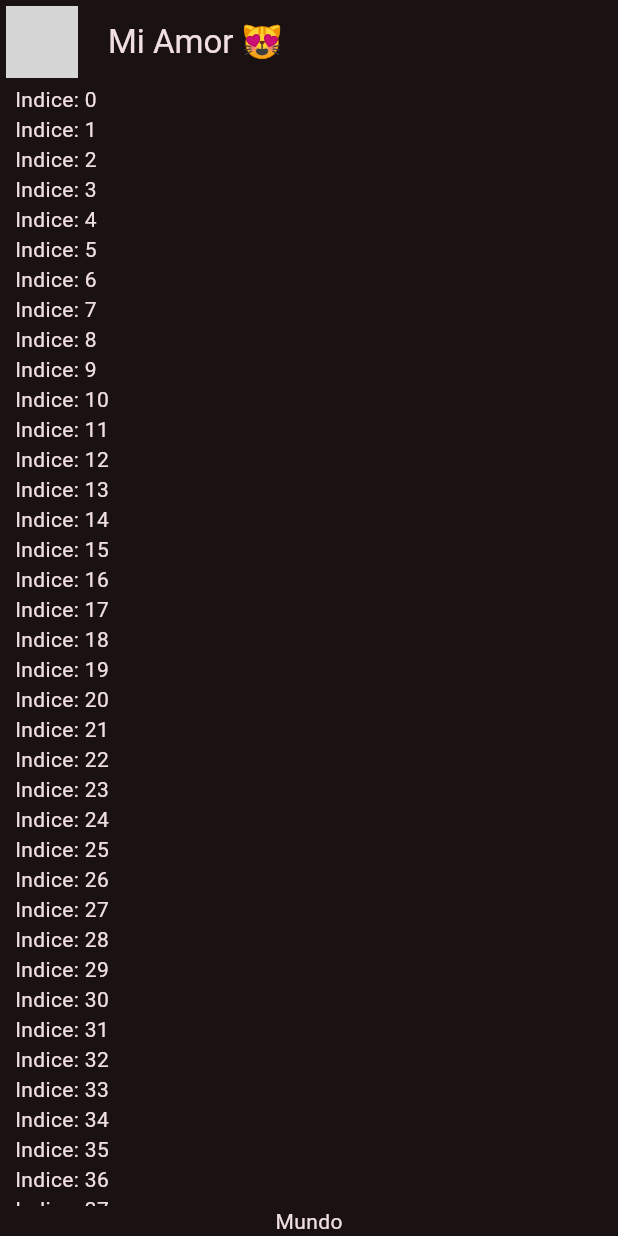
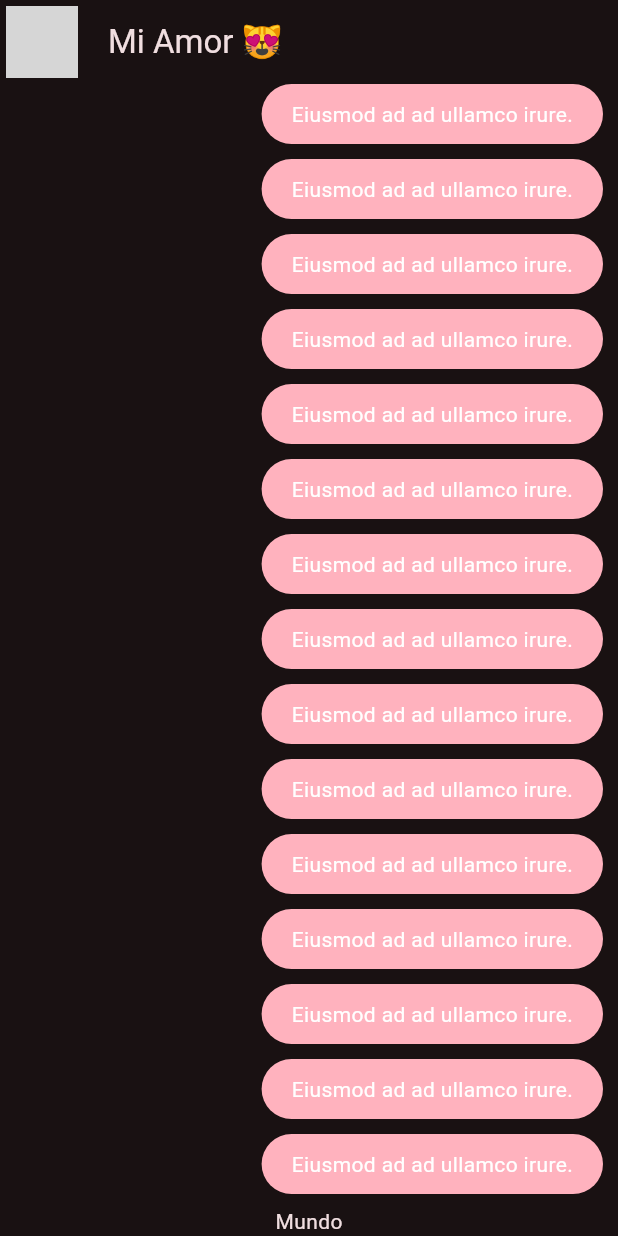
Before and after one commit to Carlos2693/flutter_yes_no_app, a Flutter app: the screen it shows after launch, on a phone screen of 412 x 824 dp. Run offline on Flutter 3.47's test engine with Material 2 defaults, Android fonts, the phone set to English and light mode, and no system bars; network calls fail; grey boxes are pictures that could not be loaded.

Commit message:
70-Burbuja de chat

```diff
--- a/lib/main.dart
+++ b/lib/main.dart
@@ -1,6 +1,7 @@
 import 'package:flutter/material.dart';
+
 import 'package:yes_no_app/config/theme/app_theme.dart';
-import 'package:yes_no_app/presentation/chat_screen.dart';
+import 'package:yes_no_app/presentation/screens/chat_screen.dart';
 
 void main() => runApp(const MyApp());
 
--- a/lib/presentation/chat_screen.dart
+++ /dev/null
@@ -1,50 +0,0 @@
-import 'package:flutter/material.dart';
-
-class ChatScreen extends StatelessWidget {
-  const ChatScreen({super.key});
-
-  @override
-  Widget build(BuildContext context) {
-    return Scaffold(
-      appBar: AppBar(
-        leading: const Padding(
-          padding: EdgeInsets.all(4.0),
-          child: CircleAvatar(
-            backgroundImage: NetworkImage(
-                'https://styles.redditmedia.com/t5_2gkscp/styles/communityIcon_vcc7ia6xmsab1.jpg?width=256&s=7fc5c5eea41f83ca62e7ef8c3c9ad784bfd95b09'),
-          ),
-        ),
-        title: const Text('Mi Amor 😻'),
-        centerTitle: false,
-      ),
-      body: _ChatView(),
-    );
-  }
-}
-
-class _ChatView extends StatelessWidget {
-  const _ChatView({
-    super.key,
-  });
-
-  @override
-  Widget build(BuildContext context) {
-    return SafeArea(
-      child: Padding(
-        padding: const EdgeInsets.symmetric(horizontal: 10.0),
-        child: Column(
-          children: [
-            Expanded(
-                child: ListView.builder(
-              itemCount: 100,
-              itemBuilder: (context, index) {
-                return Text('Indice: $index');
-              },
-            )),
-            Text('Mundo'),
-          ],
-        ),
-      ),
-    );
-  }
-}
--- /dev/null
+++ b/lib/presentation/screens/chat_screen.dart
@@ -0,0 +1,52 @@
+import 'package:flutter/material.dart';
+import 'package:yes_no_app/presentation/widgets/chat/my_message_bubble.dart';
+
+class ChatScreen extends StatelessWidget {
+  const ChatScreen({super.key});
+
+  @override
+  Widget build(BuildContext context) {
+    return Scaffold(
+      appBar: AppBar(
+        leading: const Padding(
+          padding: EdgeInsets.all(4.0),
+          child: CircleAvatar(
+            backgroundImage: NetworkImage(
+                'https://styles.redditmedia.com/t5_2gkscp/styles/communityIcon_vcc7ia6xmsab1.jpg?width=256&s=7fc5c5eea41f83ca62e7ef8c3c9ad784bfd95b09'),
+          ),
+        ),
+        title: const Text('Mi Amor 😻'),
+        centerTitle: false,
+      ),
+      body: _ChatView(),
+    );
+  }
+}
+
+class _ChatView extends StatelessWidget {
+  const _ChatView({
+    super.key,
+  });
+
+  @override
+  Widget build(BuildContext context) {
+    return SafeArea(
+      child: Padding(
+        padding: const EdgeInsets.symmetric(horizontal: 10.0),
+        child: Column(
+          children: [
+            Expanded(
+              child: ListView.builder(
+                itemCount: 100,
+                itemBuilder: (context, index) {
+                  return const MyMessageBubble();
+                },
+              ),
+            ),
+            Text('Mundo'),
+          ],
+        ),
+      ),
+    );
+  }
+}
--- /dev/null
+++ b/lib/presentation/widgets/chat/my_message_bubble.dart
@@ -0,0 +1,35 @@
+import 'package:flutter/material.dart';
+
+class MyMessageBubble extends StatelessWidget {
+  const MyMessageBubble({super.key});
+
+  @override
+  Widget build(BuildContext context) {
+
+    final colors = Theme.of(context).colorScheme;
+
+    return Column(
+      crossAxisAlignment: CrossAxisAlignment.end,
+      children: [
+        Container(
+          decoration: BoxDecoration(
+            color: colors.primary,
+            borderRadius: BorderRadius.circular(20),
+          ),
+          child: const Padding(
+            padding: EdgeInsets.symmetric(horizontal: 20, vertical: 10),
+            child: Text(
+              'Eiusmod ad ad ullamco irure.',
+              style: TextStyle(
+                color: Colors.white,
+              ),
+            ),
+          ),
+        ),
+        const SizedBox(
+          height: 10,
+        )
+      ],
+    );
+  }
+}
```
